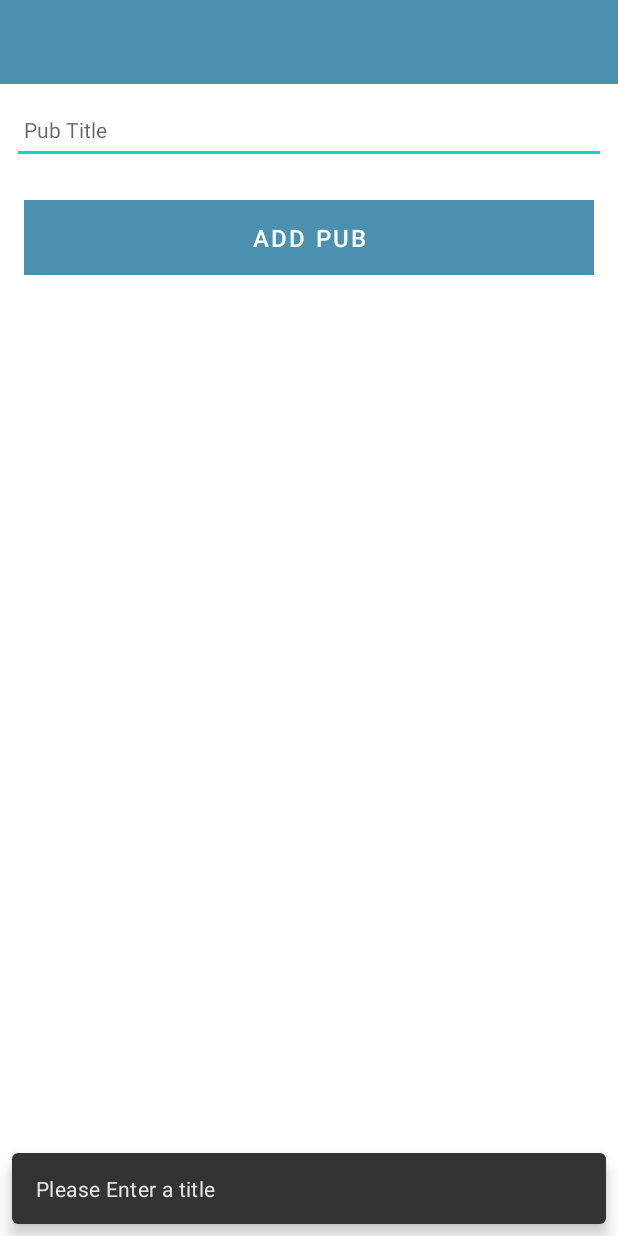
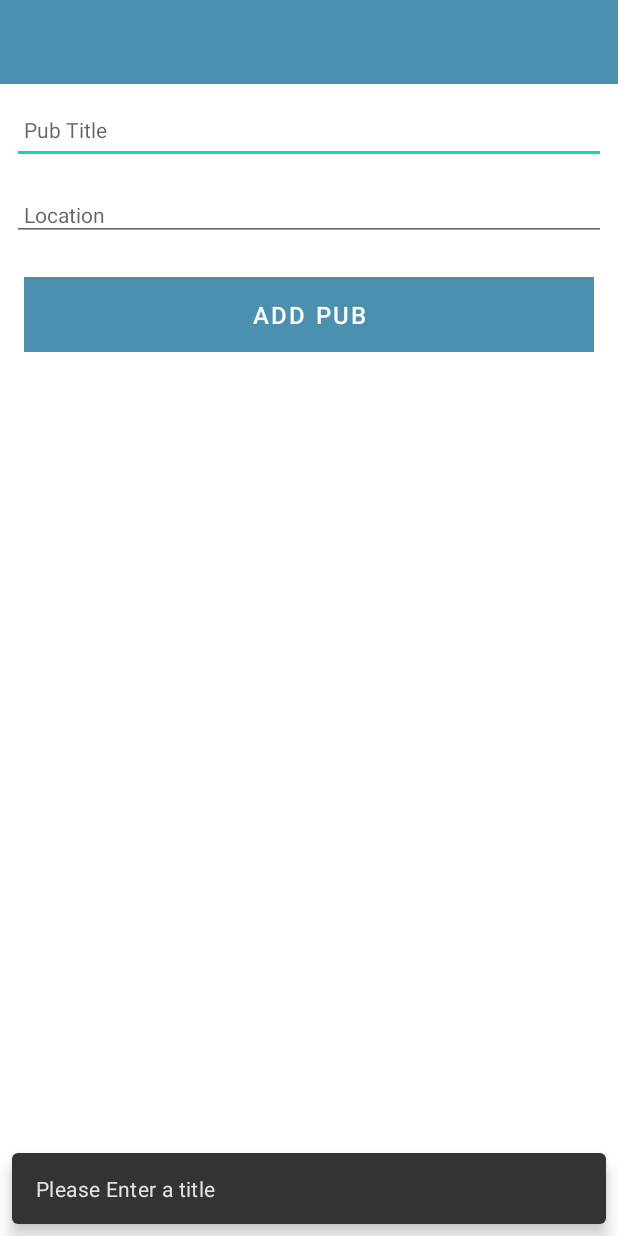
Before and after one commit to seabee14/TheStoutScout, an Android app: the screen it shows after launch (StoutScoutActivity), after a tap on "ADD PUB", on a phone screen of 412 x 824 dp. Run offline under Robolectric (Android 15) with nearby library versions, the phone set to English and light mode, and no system bars; our stand-ins replace Timber; 1 statement that could not run was skipped.

Commit message:
Added Location field

```diff
--- a/app/src/main/java/ie/wit/thestoutscout/activities/StoutScoutActivity.kt
+++ b/app/src/main/java/ie/wit/thestoutscout/activities/StoutScoutActivity.kt
@@ -25,6 +25,7 @@ class StoutScoutActivity : AppCompatActivity() {
 
         binding.btnAdd.setOnClickListener() {
             pub.title = binding.stoutscoutTitle.text.toString()
+            pub.location = binding.location.text.toString()
             if (pub.title.isNotEmpty()) {
                 pubs.add(pub.copy())
                 i("add Button Pressed: ${pub}")
--- a/app/src/main/java/ie/wit/thestoutscout/models/PubModel.kt
+++ b/app/src/main/java/ie/wit/thestoutscout/models/PubModel.kt
@@ -1,3 +1,4 @@
 package ie.wit.thestoutscout.models
 
-data class PubModel(var title: String = "")
+data class PubModel(var title: String = "",
+                    var location: String = "")
--- a/app/src/main/res/layout/activity_stoutscout.xml
+++ b/app/src/main/res/layout/activity_stoutscout.xml
@@ -1,5 +1,6 @@
 <?xml version="1.0" encoding="utf-8"?>
-<androidx.constraintlayout.widget.ConstraintLayout xmlns:android="http://schemas.android.com/apk/res/android"
+<androidx.constraintlayout.widget.ConstraintLayout
+    xmlns:android="http://schemas.android.com/apk/res/android"
     xmlns:app="http://schemas.android.com/apk/res-auto"
     xmlns:tools="http://schemas.android.com/tools"
     android:layout_width="match_parent"
@@ -54,6 +55,20 @@
                     android:textSize="14sp" />
 
 
+                <EditText
+                    android:id="@+id/location"
+                    android:layout_width="match_parent"
+                    android:layout_height="wrap_content"
+                    android:layout_margin="8dp"
+                    android:hint="@string/hint_pubLocation"
+                    android:inputType="text"
+                    android:maxLength="25"
+                    android:maxLines="1"
+                    android:padding="8dp"
+                    android:textColor="@color/colorPrimaryDark"
+                    android:textSize="14sp" />
+
+
                 <Button
                     android:id="@+id/btnAdd"
                     android:layout_width="match_parent"
--- a/app/src/main/res/values/strings.xml
+++ b/app/src/main/res/values/strings.xml
@@ -2,4 +2,5 @@
     <string name="app_name">The Stout Scout</string>
     <string name="button_addPub">Add Pub</string>
     <string name="hint_stoutscoutTitle">Pub Title</string>
+    <string name="hint_pubLocation">Location</string>
 </resources>
```
